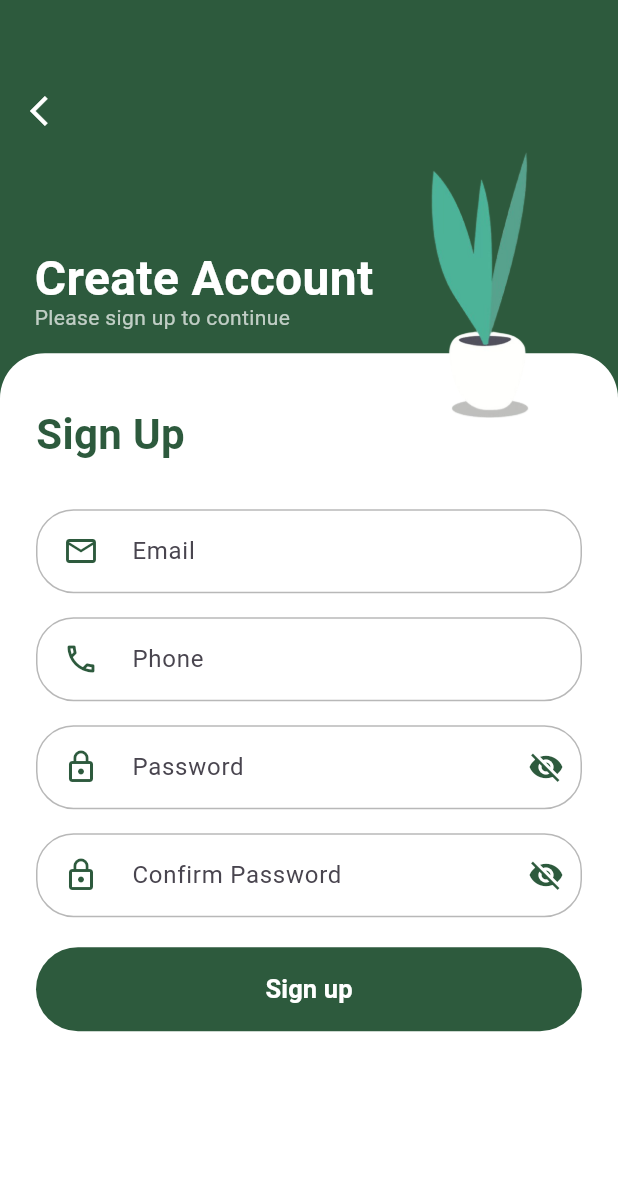
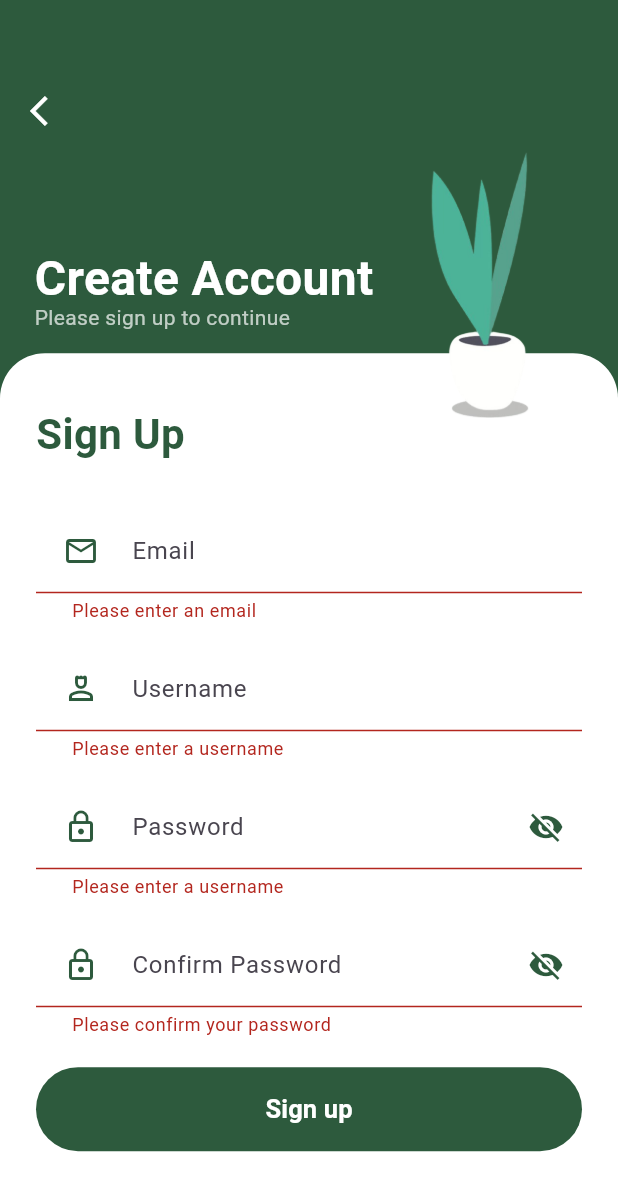
Before and after one commit to KeilizonDeiv/Capstone, a Flutter app: the RegisterScreen screen opened by its route, after a tap on "Sign up", on a phone screen of 412 x 824 dp. Shown: the top 1191 px of the screen. Run offline on Flutter 3.47's test engine with Material 3 defaults, Android fonts, the phone set to English and light mode, and no system bars; our stand-ins replace camera, flutter_local_notifications, go_router, image_picker, introduction_screen, lottie and 2 more; accounts and stored records are empty; network calls fail; Roboto replaces fonts that are missing (Poppins).

Commit message:
implemented firstTimeLogin, registration and getUserInfo

```diff
--- a/herbaplant/lib/presentation/screens/auth/login_screen.dart
+++ b/herbaplant/lib/presentation/screens/auth/login_screen.dart
@@ -31,14 +31,12 @@ class _LoginScreenState extends State<LoginScreen> {
       if (response!.containsKey("error")) {
         String errorMessage = response["error"];
         ScaffoldMessenger.of(context).showSnackBar(
-          SnackBar(content: Text("⚠️ $errorMessage")),
+          SnackBar(content: Text(errorMessage)),
         );
       }
 
       final prefs = await SharedPreferences.getInstance();
       await prefs.setString("token", response["token"]);
-
-      //* Add logic for first login here
 
       GoRouter.of(context).go('/home');
     }
--- a/herbaplant/lib/presentation/screens/auth/register_screen.dart
+++ b/herbaplant/lib/presentation/screens/auth/register_screen.dart
@@ -1,4 +1,7 @@
 import 'package:flutter/material.dart';
+import 'package:go_router/go_router.dart';
+import 'package:herbaplant/services/auth_service.dart';
+import 'package:shared_preferences/shared_preferences.dart';
 
 class RegisterScreen extends StatefulWidget {
   const RegisterScreen({Key? key}) : super(key: key);
@@ -8,14 +11,42 @@ class RegisterScreen extends StatefulWidget {
 }
 
 class _RegisterScreenState extends State<RegisterScreen> {
+  final _formKey = GlobalKey<FormState>();
   final TextEditingController _emailController = TextEditingController();
-  final TextEditingController _phoneController = TextEditingController();
+  final TextEditingController _usernameController = TextEditingController();
   final TextEditingController _passwordController = TextEditingController();
   final TextEditingController _confirmPasswordController =
       TextEditingController();
 
   bool _isPasswordVisible = false;
   bool _isConfirmPasswordVisible = false;
+
+  void _handleRegister() async {
+    if (!_formKey.currentState!.validate()) return;
+
+    final response = await AuthService.registerUser(
+      _usernameController.text.trim(),
+      _emailController.text.trim(),
+      _passwordController.text.trim(),
+    );
+
+    if (response == null || response.containsKey("error")) {
+      final errorMessage = response?["error"] ?? "Register Failed";
+
+      ScaffoldMessenger.of(context)
+          .showSnackBar(SnackBar(content: Text(errorMessage)));
+
+      return;
+    }
+
+    ScaffoldMessenger.of(context).showSnackBar(SnackBar(
+        content: Text("Registration Successful! Returning to login...")));
+
+    await Future.delayed(const Duration(seconds: 2));
+
+    if (!context.mounted) return;
+    GoRouter.of(context).go('/login');
+  }
 
   @override
   Widget build(BuildContext context) {
@@ -93,6 +124,8 @@ class _RegisterScreenState extends State<RegisterScreen> {
                   ),
                   child: Padding(
                       padding: const EdgeInsets.all(24.0),
+                      child: Form(
+                        key: _formKey,
                         child: SingleChildScrollView(
                           child: Column(
                             crossAxisAlignment: CrossAxisAlignment.start,
@@ -111,13 +144,20 @@ class _RegisterScreenState extends State<RegisterScreen> {
                                   controller: _emailController,
                                   hintText: 'Email',
                                   icon: Icons.email_outlined,
-                          ),
+                                  validator: (value) {
+                                    if (value == null || value.isEmpty) {
+                                      return "Please enter an email";
+                                    }
+                                  }),
                               const SizedBox(height: 16),
                               _buildInputField(
-                            controller: _phoneController,
-                            hintText: 'Phone',
-                            icon: Icons.phone_outlined,
-                          ),
+                                  controller: _usernameController,
+                                  hintText: 'Username',
+                                  icon: Icons.person_4_outlined,
+                                  validator: (value) =>
+                                      value == null || value.isEmpty
+                                          ? "Please enter a username"
+                                          : null),
                               const SizedBox(height: 16),
                               _buildInputField(
                                   controller: _passwordController,
@@ -130,7 +170,10 @@ class _RegisterScreenState extends State<RegisterScreen> {
                                       _isPasswordVisible = !_isPasswordVisible;
                                     });
                                   },
-                          ),
+                                  validator: (value) =>
+                                      value == null || value.isEmpty
+                                          ? "Please enter a username"
+                                          : null),
                               const SizedBox(height: 16),
                               _buildInputField(
                                 controller: _confirmPasswordController,
@@ -144,15 +187,22 @@ class _RegisterScreenState extends State<RegisterScreen> {
                                         !_isConfirmPasswordVisible;
                                   });
                                 },
+                                validator: (value) {
+                                  if (value == null || value.isEmpty) {
+                                    return "Please confirm your password";
+                                  }
+                                  if (value != _passwordController.text) {
+                                    return "Passwords do not match";
+                                  }
+                                  return null;
+                                },
                               ),
                               const SizedBox(height: 20),
                               SizedBox(
                                 width: double.infinity,
                                 height: 56,
                                 child: ElevatedButton(
-                              onPressed: () {
-
-                              },
+                                  onPressed: _handleRegister,
                                   style: ElevatedButton.styleFrom(
                                     backgroundColor: const Color(0xFF2D5A3D),
                                     shape: RoundedRectangleBorder(
@@ -174,7 +224,7 @@ class _RegisterScreenState extends State<RegisterScreen> {
                             ],
                           ),
                         ),
-                  ),
+                      )),
                 ),
               ),
             ],
@@ -203,10 +253,12 @@ class _RegisterScreenState extends State<RegisterScreen> {
     bool isPassword = false,
     bool isPasswordVisible = false,
     VoidCallback? onToggleVisibility,
+    FormFieldValidator<String>? validator,
   }) {
     return TextFormField(
       controller: controller,
       obscureText: isPassword && !isPasswordVisible,
+      validator: validator,
       decoration: InputDecoration(
         hintText: hintText,
         prefixIcon: Container(
```
Also changed, not shown: herbaplant/lib/presentation/screens/home/home_screen.dart (+28 -1 lines), herbaplant/lib/presentation/screens/profile/profile_screen.dart (+16 -1 lines), herbaplant/lib/services/auth_service.dart (+34 -11 lines). Lines whose indentation alone changed are shown as unchanged.
